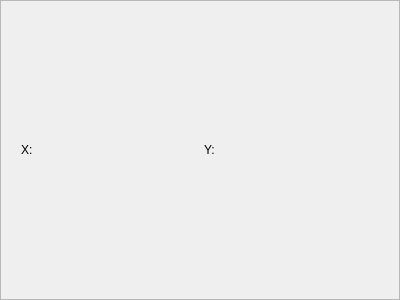
Qt form histogram.ui (Shadasviar/APOD) before a commit.
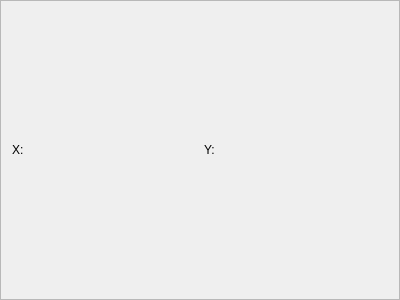
The same form after that commit.

Commit message: Add selection to Histogram

The edit to the form file:
```diff
--- a/histogram.ui
+++ b/histogram.ui
@@ -17,6 +17,21 @@
    <enum>QFrame::StyledPanel</enum>
   </property>
   <layout class="QVBoxLayout" name="verticalLayout">
+   <property name="spacing">
+    <number>5</number>
+   </property>
+   <property name="leftMargin">
+    <number>2</number>
+   </property>
+   <property name="topMargin">
+    <number>2</number>
+   </property>
+   <property name="rightMargin">
+    <number>2</number>
+   </property>
+   <property name="bottomMargin">
+    <number>2</number>
+   </property>
    <item>
     <layout class="QVBoxLayout" name="histLayout"/>
    </item>
@@ -29,6 +44,12 @@
       <enum>QFrame::Raised</enum>
      </property>
      <layout class="QHBoxLayout" name="horizontalLayout_2">
+      <property name="topMargin">
+       <number>5</number>
+      </property>
+      <property name="bottomMargin">
+       <number>5</number>
+      </property>
       <item>
        <widget class="QLabel" name="x_label">
         <property name="sizePolicy">
```
Left out of the diff: 6 changed lines with no effect on the pictures. The commit also changes 4 other files.
